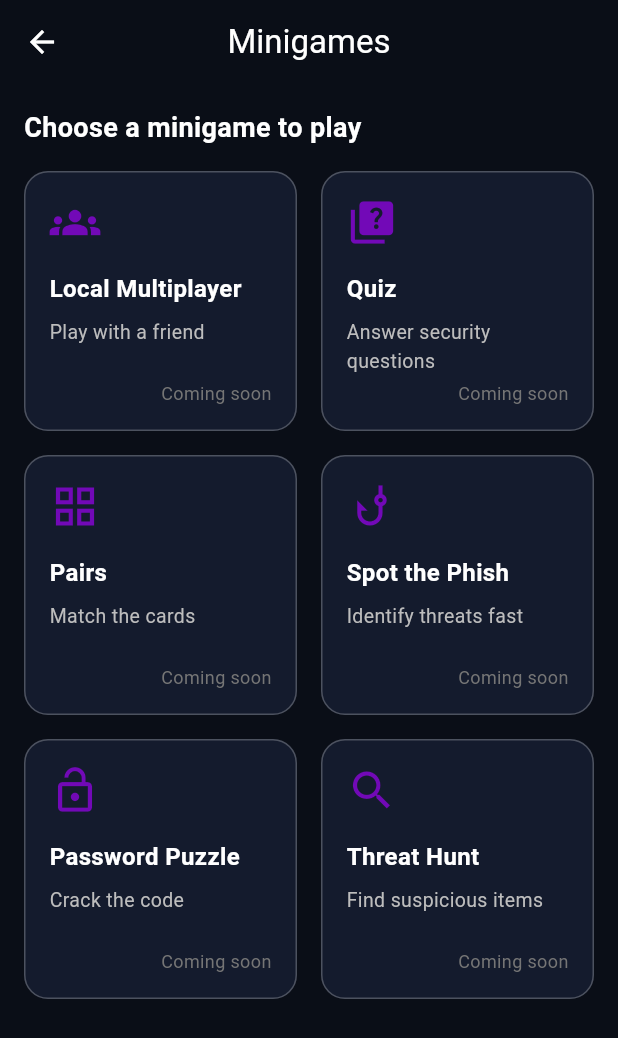
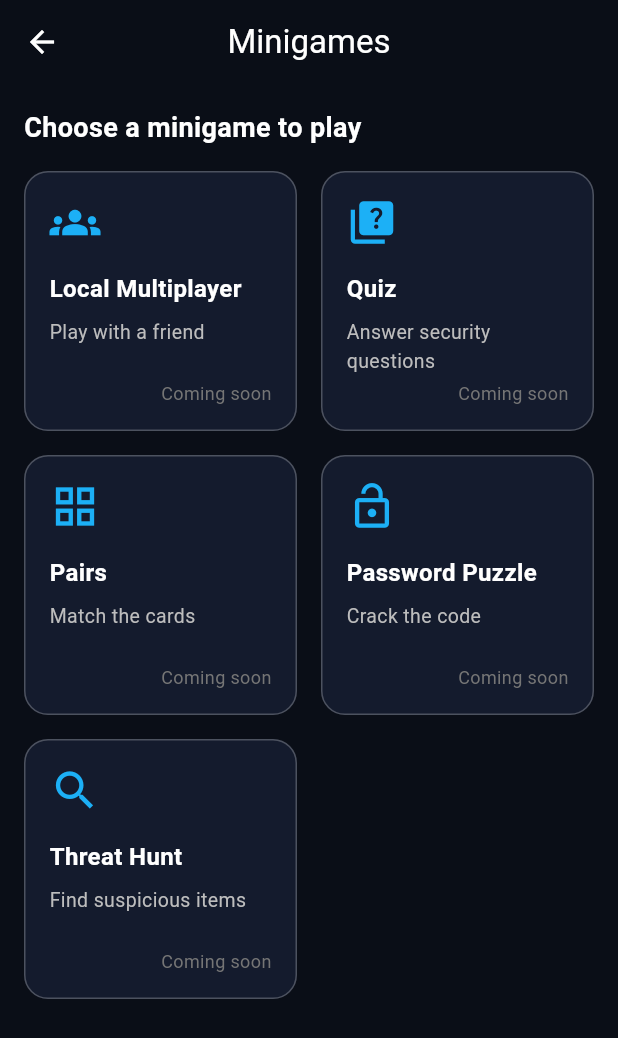
Before and after one commit to benvelzul/Threat-Wise-Premiers-Coding-Challenge, a Flutter app: the screen it shows after launch, after a tap on "Mini games", on a phone screen of 412 x 824 dp. Shown: the top 1038 px of the screen. Run offline on Flutter 3.47's test engine with Material 3 defaults, Android fonts, the phone set to English and light mode, and no system bars.

Commit message:
Add AppColors theme extension for centralized color management
Implement a custom theme extension to manage app-specific colors in a centralized way, replacing hardcoded color values throughout the app. Updated DashboardPage to use theme colors and AppColors from the extension. Also refactored the app bar to display stat items instead of a progress bar, and removed the 'Spot the Phish' game from the minigames list.

```diff
--- a/lib/core/theme.dart
+++ b/lib/core/theme.dart
@@ -1,24 +1,99 @@
 import 'package:flutter/material.dart';
+
+class AppColors extends ThemeExtension<AppColors> {
+  final Color statItem;
+  final Color cardBackground;
+  final Color featureChat;
+  final Color featureSimulator;
+  final Color featurePassword;
+  final Color featureGames;
+  final Color featureSubtitle;
+
+  const AppColors({
+    required this.statItem,
+    required this.cardBackground,
+    required this.featureChat,
+    required this.featureSimulator,
+    required this.featurePassword,
+    required this.featureGames,
+    required this.featureSubtitle,
+  });
+
+  @override
+  AppColors copyWith({
+    Color? statItem,
+    Color? cardBackground,
+    Color? featureChat,
+    Color? featureSimulator,
+    Color? featurePassword,
+    Color? featureGames,
+    Color? featureSubtitle,
+  }) {
+    return AppColors(
+      statItem: statItem ?? this.statItem,
+      cardBackground: cardBackground ?? this.cardBackground,
+      featureChat: featureChat ?? this.featureChat,
+      featureSimulator: featureSimulator ?? this.featureSimulator,
+      featurePassword: featurePassword ?? this.featurePassword,
+      featureGames: featureGames ?? this.featureGames,
+      featureSubtitle: featureSubtitle ?? this.featureSubtitle,
+    );
+  }
+
+  @override
+  AppColors lerp(ThemeExtension<AppColors>? other, double t) {
+    if (other is! AppColors) {
+      return this;
+    }
+
+    return AppColors(
+      statItem: Color.lerp(statItem, other.statItem, t) ?? statItem,
+      cardBackground: Color.lerp(cardBackground, other.cardBackground, t) ?? cardBackground,
+      featureChat: Color.lerp(featureChat, other.featureChat, t) ?? featureChat,
+      featureSimulator: Color.lerp(featureSimulator, other.featureSimulator, t) ?? featureSimulator,
+      featurePassword: Color.lerp(featurePassword, other.featurePassword, t) ?? featurePassword,
+      featureGames: Color.lerp(featureGames, other.featureGames, t) ?? featureGames,
+      featureSubtitle: Color.lerp(featureSubtitle, other.featureSubtitle, t) ?? featureSubtitle,
+    );
+  }
+}
 
 class AppTheme {
   static ThemeData get theme => ThemeData(
         colorScheme: const ColorScheme(
           brightness: Brightness.dark,
-          primary: Color(0xFFf72585),
+          primary: Color(0xFF58CC02), // or keep pink only as an accent
           onPrimary: Colors.white,
-          secondary: Color(0xFF7209b7),
+
+          secondary: Color(0xFF1CB0F6),
           onSecondary: Colors.white,
-          tertiary: Color(0xFF3a0ca3),
+
+          tertiary: Color(0xFF7209B7),
           onTertiary: Colors.white,
-          primaryContainer: Color(0xFF4361ee),
+
+          primaryContainer: Color(0xFF1D4ED8),
           onPrimaryContainer: Colors.white,
-          secondaryContainer: Color(0xFF4cc9f0),
+
+          secondaryContainer: Color(0xFF4CC9F0),
           onSecondaryContainer: Colors.black,
+
           surface: Color(0xFF0A0E17),
           onSurface: Colors.white,
-          error: Colors.red,
+
+          error: Color(0xFFFF4D4D),
           onError: Colors.white,
         ),
+        extensions: const [
+          AppColors(
+            statItem: Colors.white,
+            cardBackground: Color(0xFF141B2D),
+            featureChat: Color(0xFF3B82F6),
+            featureSimulator: Color(0xFFEF4444),
+            featurePassword: Color(0xFFF59E0B),
+            featureGames: Color(0xFF8B5CF6),
+            featureSubtitle: Color(0xFFB0B7C3),
+          ),
+        ],
         useMaterial3: true,
       );
 }
--- a/lib/features/dashboard/dashboard_page.dart
+++ b/lib/features/dashboard/dashboard_page.dart
@@ -1,5 +1,5 @@
 import 'package:flutter/material.dart';
-import '../../core/avatar.dart';
+import '../../core/theme.dart';
 import '../chatbot/chatbot_page.dart';
 import '../minigames/quiz_page.dart';
 import '../password_system/password_page.dart';
@@ -13,67 +13,49 @@ class DashboardPage extends StatelessWidget {
 
   @override
   Widget build(BuildContext context) {
+    final appColors = Theme.of(context).extension<AppColors>();
+
     return Scaffold(
-      backgroundColor: const Color(0xFF0A0E17),
+      backgroundColor: Theme.of(context).colorScheme.surface,
       body: CustomScrollView(
         slivers: [
           SliverAppBar(
-            backgroundColor: const Color(0xFF3A0CA3),
+            backgroundColor: Theme.of(context).colorScheme.primaryContainer,
             elevation: 0,
-            floating: true,
-            pinned: false,
-            title: Column(
-              crossAxisAlignment: CrossAxisAlignment.start,
-              children: [
-                Row(
-                  children: [
-                    Icon(Icons.security, color: Theme.of(context).colorScheme.primary),
-                    const SizedBox(width: 8),
-                    const Text(
-                      'Welcome back {name}',
-                      style: TextStyle(fontWeight: FontWeight.bold, letterSpacing: 1),
-                    ),
-                  ],
-                ),
-              ],
-            ),
-            actions: [
-              IconButton(
-                icon: const Icon(Icons.notifications_outlined),
-                onPressed: () {},
-              ),
-              IconButton(
-                icon: const Icon(Icons.settings_outlined),
-                onPressed: () {},
-              ),
-              Padding(
-                padding: const EdgeInsets.only(right: 12),
-                child: Avatar(
-                  initials: 'BV',
-                  size: 45,
-                  backgroundColor: stringToColor('BV'),
-                  textColor: Colors.white,
-                ),
-              ),
-            ],
+            floating: false,
+            pinned: true,
             bottom: PreferredSize(
-              preferredSize: const Size.fromHeight(60),
-              child: Container(
-                width: double.infinity,
-                color: const Color(0xFF7209B7),
-                padding: const EdgeInsets.symmetric(horizontal: 16, vertical: 15),
+              preferredSize: const Size.fromHeight(14),
+              child: Padding(
+                padding: const EdgeInsets.fromLTRB(12, 12, 12, 12),
                 child: Row(
                   children: [
-                    Text(
-                      'Continue Learning',
-                      style: TextStyle(fontSize: 12, color: Theme.of(context).colorScheme.onSecondary),
+                    Expanded(
+                      child: _buildStatItem(
+                        icon: Icons.local_fire_department,
+                        value: '7',
+                        color: appColors?.statItem ?? Theme.of(context).colorScheme.onPrimary,
+                      ),
                     ),
-                    const SizedBox(width: 8),
                     Expanded(
-                      child: LinearProgressIndicator(
-                        value: 0.5,
-                        backgroundColor: Theme.of(context).colorScheme.tertiary,
-                        valueColor: AlwaysStoppedAnimation<Color>(Theme.of(context).colorScheme.secondaryContainer),
+                      child: _buildStatItem(
+                        icon: Icons.groups_3,
+                        value: 'A1',
+                        color: appColors?.statItem ?? Theme.of(context).colorScheme.onPrimary,
+                      ),
+                    ),
+                    Expanded(
+                      child: _buildStatItem(
+                        icon: Icons.monetization_on,
+                        value: '250',
+                        color: appColors?.statItem ?? Theme.of(context).colorScheme.onPrimary,
+                      ),
+                    ),
+                    Expanded(
+                      child: _buildStatItem(
+                        icon: Icons.bolt,
+                        value: '85',
+                        color: appColors?.statItem ?? Theme.of(context).colorScheme.onPrimary,
                       ),
                     ),
                   ],
@@ -101,14 +83,14 @@ class DashboardPage extends StatelessWidget {
                     child: Column(
                       crossAxisAlignment: CrossAxisAlignment.start,
                       children: [
-                        const Icon(Icons.shield, size: 48, color: Colors.white),
+                        Icon(Icons.shield, size: 48, color: Theme.of(context).colorScheme.onPrimary),
                         const SizedBox(height: 16),
-                        const Text(
+                        Text(
                           '{Headline of an article or course}',
                           style: TextStyle(
                             fontSize: 28,
                             fontWeight: FontWeight.bold,
-                            color: Colors.white,
+                            color: Theme.of(context).colorScheme.onPrimary,
                           ),
                         ),
                         const SizedBox(height: 8),
@@ -134,12 +116,12 @@ class DashboardPage extends StatelessWidget {
                     ),
                   ),
                   const SizedBox(height: 32),
-                  const Text(
+                  Text(
                     'Security Modules',
                     style: TextStyle(
                       fontSize: 20,
                       fontWeight: FontWeight.bold,
-                      color: Colors.white,
+                      color: Theme.of(context).colorScheme.onSurface,
                     ),
                   ),
                   const SizedBox(height: 16),
@@ -152,40 +134,44 @@ class DashboardPage extends StatelessWidget {
                     children: [
                       _buildFeatureCard(
                         context: context,
+                        appColors: appColors,
                         icon: Icons.chat,
                         title: 'AI chatbot',
                         subtitle: 'Learn about threats',
-                        color: Colors.blue,
+                        color: appColors?.featureChat ?? Theme.of(context).colorScheme.primary,
                         onTap: () {
                           Navigator.pushNamed(context, ChatbotPage.routeName);
                         },
                       ),
                       _buildFeatureCard(
                         context: context,
+                        appColors: appColors,
                         icon: Icons.warning,
                         title: 'Attack simulator',
                         subtitle: 'Simulate attacks',
-                        color: Colors.red,
+                        color: appColors?.featureSimulator ?? Theme.of(context).colorScheme.error,
                         onTap: () {
                           Navigator.pushNamed(context, EmailPage.routeName);
                         },
                       ),
                       _buildFeatureCard(
                         context: context,
+                        appColors: appColors,
                         icon: Icons.vpn_key,
                         title: 'Password checker',
                         subtitle: 'Check password strength',
-                        color: Colors.amber,
+                        color: appColors?.featurePassword ?? Theme.of(context).colorScheme.secondary,
                         onTap: () {
                           Navigator.pushNamed(context, PasswordPage.routeName);
                         },
                       ),
                       _buildFeatureCard(
                         context: context,
+                        appColors: appColors,
                         icon: Icons.update,
                         title: 'Mini games',
                         subtitle: 'Spot the threat',
-                        color: Colors.purple,
+                        color: appColors?.featureGames ?? Theme.of(context).colorScheme.tertiary,
                         onTap: () {
                           Navigator.pushNamed(context, MinigamesPage.routeName);
                         },
@@ -193,12 +179,12 @@ class DashboardPage extends StatelessWidget {
                     ],
                   ),
                   const SizedBox(height: 32),
-                  const Text(
+                  Text(
                     'Tools & Resources',
                     style: TextStyle(
                       fontSize: 20,
                       fontWeight: FontWeight.bold,
-                      color: Colors.white,
+                      color: Theme.of(context).colorScheme.onSurface,
                     ),
                   ),
                   const SizedBox(height: 16),
@@ -273,16 +259,35 @@ class DashboardPage extends StatelessWidget {
     );
   }
 
+  Widget _buildStatItem({
+    required IconData icon,
+    required String value,
+    required Color color,
+  }) {
+    return Column(
+      mainAxisSize: MainAxisSize.min,
+      children: [
+        Icon(icon, color: color, size: 25),
+        const SizedBox(height: 4),
+        Text(
+          value,
+          style: TextStyle(fontSize: 12, fontWeight: FontWeight.bold, color: color),
+        ),
+      ],
+    );
+  }
+
   Widget _buildFeatureCard({
     required BuildContext context,
+    required AppColors? appColors,
     required IconData icon,
     required String title,
     required String subtitle,
-    required MaterialColor color,
+    required Color color,
     required VoidCallback onTap,
   }) {
     return Card(
-      color: const Color(0xFF141B2D),
+      color: appColors?.cardBackground ?? Theme.of(context).colorScheme.surface,
       elevation: 0,
       shape: RoundedRectangleBorder(borderRadius: BorderRadius.circular(12)),
       child: InkWell(
@@ -293,20 +298,20 @@ class DashboardPage extends StatelessWidget {
           child: Column(
             crossAxisAlignment: CrossAxisAlignment.start,
             children: [
-              Icon(icon, color: color[400], size: 32),
+              Icon(icon, color: color, size: 32),
               const Spacer(),
               Text(
                 title,
-                style: const TextStyle(
+                style: TextStyle(
                   fontSize: 16,
                   fontWeight: FontWeight.bold,
-                  color: Colors.white,
+                  color: Theme.of(context).colorScheme.onPrimary,
                 ),
               ),
               const SizedBox(height: 4),
               Text(
                 subtitle,
-                style: TextStyle(fontSize: 12, color: Colors.grey[400]),
+                style: TextStyle(fontSize: 12, color: appColors?.featureSubtitle ?? Theme.of(context).colorScheme.onSurface.withValues(alpha: 0.7)),
               ),
             ],
           ),
--- a/lib/features/minigames/quiz_page.dart
+++ b/lib/features/minigames/quiz_page.dart
@@ -11,7 +11,6 @@ class MinigamesPage extends StatelessWidget {
       {'title': 'Local Multiplayer', 'subtitle': 'Play with a friend', 'icon': Icons.groups},
       {'title': 'Quiz', 'subtitle': 'Answer security questions', 'icon': Icons.quiz},
       {'title': 'Pairs', 'subtitle': 'Match the cards', 'icon': Icons.grid_view},
-      {'title': 'Spot the Phish', 'subtitle': 'Identify threats fast', 'icon': Icons.phishing},
       {'title': 'Password Puzzle', 'subtitle': 'Crack the code', 'icon': Icons.lock_open},
       {'title': 'Threat Hunt', 'subtitle': 'Find suspicious items', 'icon': Icons.search},
     ];
```
